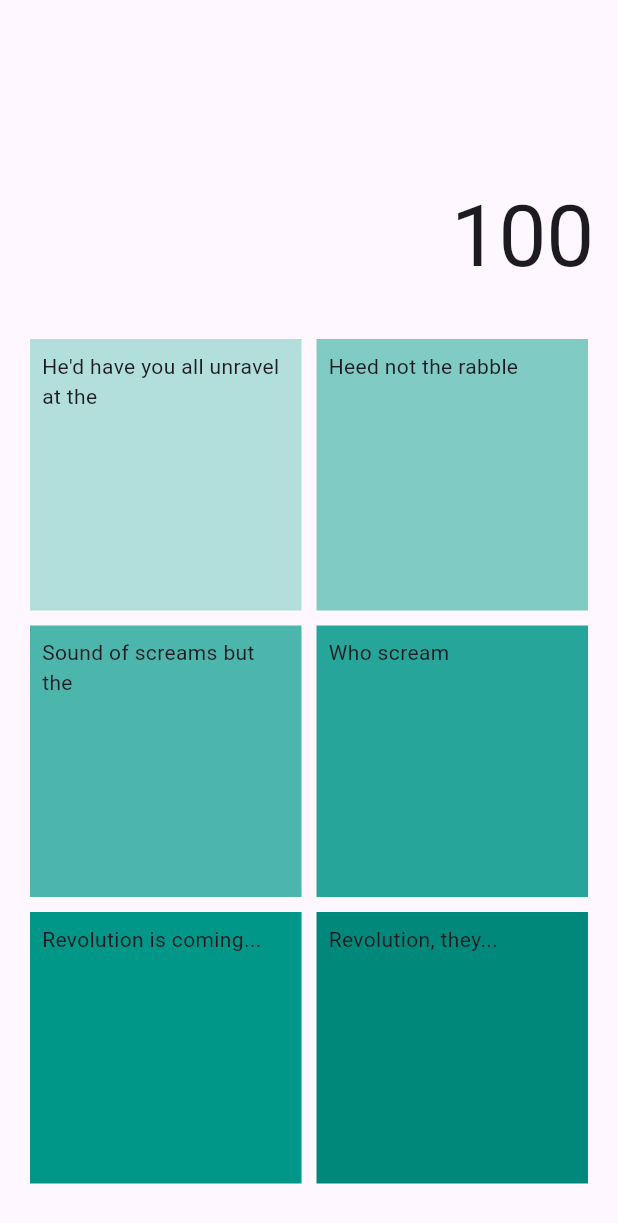
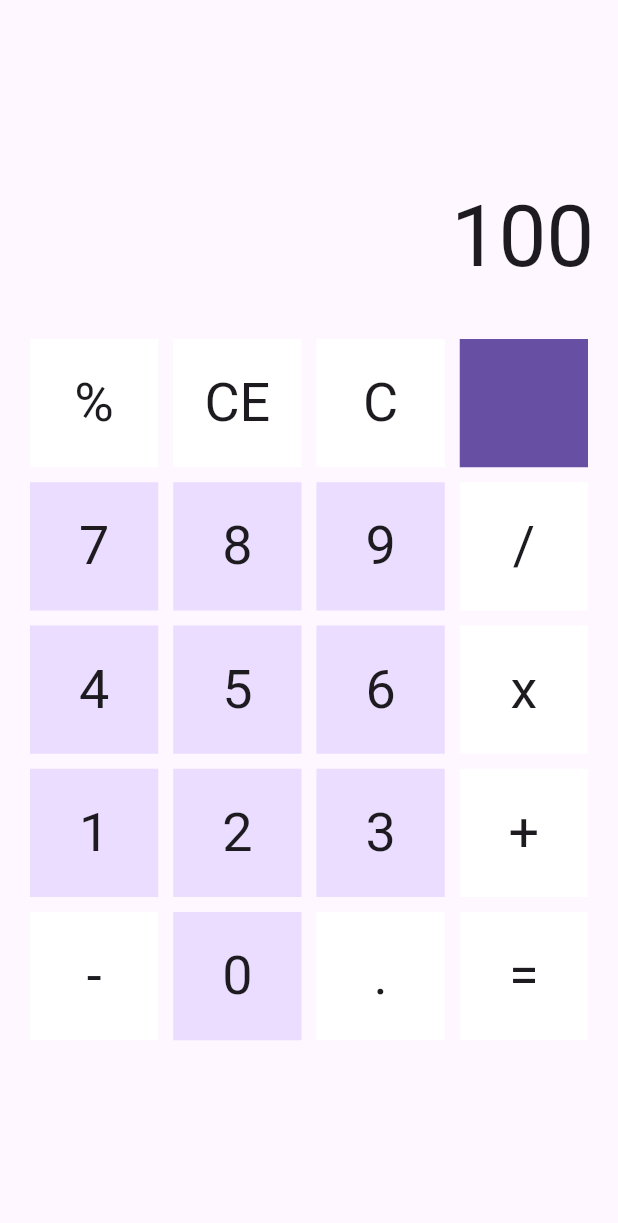
Before and after one commit to LucasRomanato0/Calculadora-Flutter, a Flutter app: the screen it shows after launch, on a phone screen of 412 x 824 dp. Shown: the top 1223 px of the screen. Run offline on Flutter 3.47's test engine with Material 3 defaults, Android fonts, the phone set to English and light mode, and no system bars.

Commit message:
mudando tema e botoes

```diff
--- a/lib/main.dart
+++ b/lib/main.dart
@@ -12,9 +12,7 @@ class MyApp extends StatelessWidget {
   Widget build(BuildContext context) {
     return MaterialApp(
       debugShowCheckedModeBanner: false,
-      darkTheme: ThemeData.dark(
-        useMaterial3: true,
-      ),
+      darkTheme: ThemeData.dark(useMaterial3: true),
       home: const CalcPage(),
     );
   }
--- a/lib/src/widgets/button_hub.dart
+++ b/lib/src/widgets/button_hub.dart
@@ -10,39 +10,85 @@ class ButtonHub extends StatelessWidget {
       padding: const EdgeInsets.all(20),
       crossAxisSpacing: 10,
       mainAxisSpacing: 10,
-      crossAxisCount: 2,
-      children: <Widget>[
-        Container(
-          padding: const EdgeInsets.all(8),
-          color: Colors.teal[100],
-          child: const Text("He'd have you all unravel at the"),
+      crossAxisCount: 4,
+      children: [
+        Button(
+          value: '%',
+          color: Theme.of(context).colorScheme.onPrimary,
         ),
-        Container(
-          padding: const EdgeInsets.all(8),
-          color: Colors.teal[200],
-          child: const Text('Heed not the rabble'),
+        Button(
+          value: 'CE',
+          color: Theme.of(context).colorScheme.onPrimary,
         ),
-        Container(
-          padding: const EdgeInsets.all(8),
-          color: Colors.teal[300],
-          child: const Text('Sound of screams but the'),
+        Button(
+          value: 'C',
+          color: Theme.of(context).colorScheme.onPrimary,
         ),
-        Container(
-          padding: const EdgeInsets.all(8),
-          color: Colors.teal[400],
-          child: const Text('Who scream'),
+        Button(
+          value: '',
+          color: Theme.of(context).colorScheme.primary,
         ),
-        Container(
-          padding: const EdgeInsets.all(8),
-          color: Colors.teal[500],
-          child: const Text('Revolution is coming...'),
+        const Button(value: '7'),
+        const Button(value: '8'),
+        const Button(value: '9'),
+        Button(
+          value: '/',
+          color: Theme.of(context).colorScheme.onPrimary,
         ),
-        Container(
-          padding: const EdgeInsets.all(8),
-          color: Colors.teal[600],
-          child: const Text('Revolution, they...'),
+        const Button(value: '4'),
+        const Button(value: '5'),
+        const Button(value: '6'),
+        Button(
+          value: 'x',
+          color: Theme.of(context).colorScheme.onPrimary,
+        ),
+        const Button(value: '1'),
+        const Button(value: '2'),
+        const Button(value: '3'),
+        Button(
+          value: '+',
+          color: Theme.of(context).colorScheme.onPrimary,
+        ),
+        Button(
+          value: '-',
+          color: Theme.of(context).colorScheme.onPrimary,
+        ),
+        const Button(value: '0'),
+        Button(
+          value: '.',
+          color: Theme.of(context).colorScheme.onPrimary,
+        ),
+        Button(
+          value: '=',
+          color: Theme.of(context).colorScheme.onTertiary,
         ),
       ],
     );
   }
 }
+
+class Button extends StatelessWidget {
+  final String value;
+  final Color? color;
+  final void Function(String value)? onTap;
+  const Button({super.key, required this.value, this.color, this.onTap});
+
+  @override
+  Widget build(BuildContext context) {
+    final color = this.color ?? Theme.of(context).colorScheme.primaryContainer;
+
+    return InkWell(
+      onTap: onTap == null ? null : () => onTap!(value),
+      child: Container(
+        padding: const EdgeInsets.all(8),
+        color: color,
+        child: Center(
+          child: Text(
+            value,
+            style: Theme.of(context).textTheme.displaySmall,
+          ),
+        ),
+      ),
+    );
+  }
+}
```
Also changed, not shown: 1 other file.
